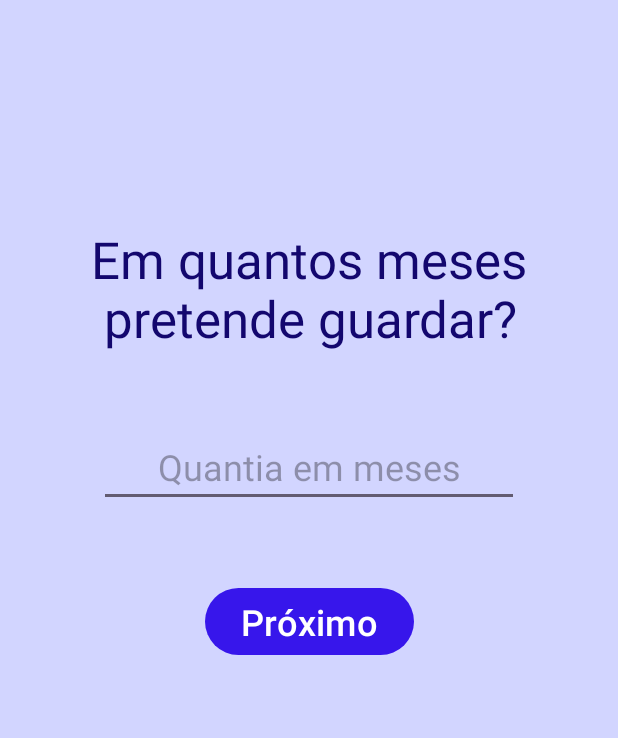
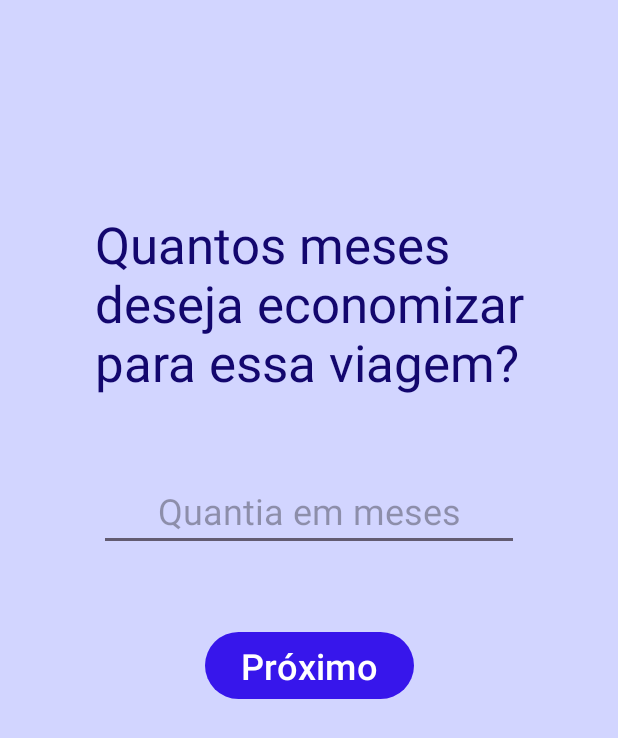
Before and after one commit to DanielCarolino89/Kotlin-App-TravelSaver, an Android app: the MainActivity10 screen opened directly, with no data from a screen before it, on a phone screen of 412 x 824 dp. Shown: the top 738 px of the screen. Run offline under Robolectric (Android 15) with nearby library versions, the phone set to English and light mode, and no system bars.

Commit message:
Initial commit

```diff
--- a/app/src/main/res/layout/activity_main10.xml
+++ b/app/src/main/res/layout/activity_main10.xml
@@ -23,8 +23,8 @@
         android:id="@+id/textView10"
         android:layout_width="wrap_content"
         android:layout_height="wrap_content"
-        android:layout_marginTop="150dp"
-        android:text="Em quantos meses\n pretende guardar?"
+        android:layout_marginTop="140dp"
+        android:text="Quantos meses\ndeseja economizar\npara essa viagem?"
         android:textColor="@color/textblack"
         android:textSize="34sp"
         app:layout_constraintEnd_toEndOf="parent"
--- a/app/src/main/res/layout/activity_main4.xml
+++ b/app/src/main/res/layout/activity_main4.xml
@@ -42,7 +42,7 @@
         android:layout_height="wrap_content"
         android:layout_marginTop="120dp"
         android:gravity="center"
-        android:text="Vamos se conhecer"
+        android:text="Vamos nos conhecer"
         android:textColor="@color/textblack"
         android:textSize="34sp"
         android:textStyle="bold"
```
